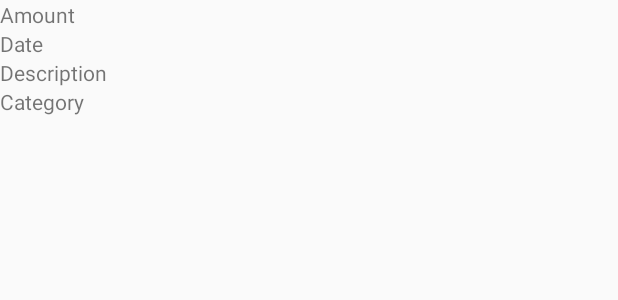
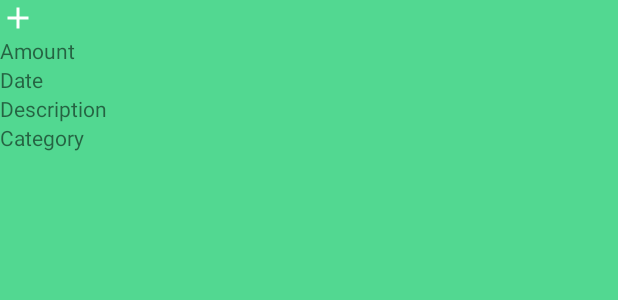
Before and after one commit to stephengrice/laser, an Android app: the layout item_transaction_positive.xml on its own in the app's theme, with its tools: preview values and no code run, on a phone screen of 412 x 824 dp. Shown: the top 300 px of the screen. Run offline under Robolectric (Android 15) with nearby library versions, the phone set to English and light mode, and no system bars.

Commit message:
Update transactions appearance, include chart lib

```diff
--- a/app/build.gradle
+++ b/app/build.gradle
@@ -30,3 +30,8 @@ dependencies {
     compile 'com.android.support:support-v4:25.2.0'
     testCompile 'junit:junit:4.12'
 }
+
+
+dependencies {
+    compile 'com.github.PhilJay:MPAndroidChart:v3.0.2'
+}
--- a/app/src/main/java/com/stephengrice/momoney/TransactionsFragment.java
+++ b/app/src/main/java/com/stephengrice/momoney/TransactionsFragment.java
@@ -86,7 +86,7 @@ public class TransactionsFragment extends Fragment {
 
         // Set number of rows
         TextView txtTransactions = (TextView)view.findViewById(R.id.transactions_num_transactions);
-        txtTransactions.setText(Integer.toString(cursor.getCount()) + " transactions");
+        txtTransactions.setText(Integer.toString(cursor.getCount()) + " transaction" + (cursor.getCount() == 1 ? "" : "s"));
 
         return view;
     }
--- a/app/src/main/res/layout/item_transaction.xml
+++ b/app/src/main/res/layout/item_transaction_positive.xml
@@ -1,7 +1,14 @@
 <?xml version="1.0" encoding="utf-8"?>
 <LinearLayout xmlns:android="http://schemas.android.com/apk/res/android"
-    android:orientation="vertical" android:layout_width="match_parent"
-    android:layout_height="match_parent">
+    android:orientation="vertical"
+    android:layout_width="match_parent"
+    android:layout_height="match_parent"
+    android:background="@color/colorTintGreen">
+
+    <ImageView
+        android:layout_width="wrap_content"
+        android:layout_height="wrap_content"
+        android:src="@drawable/ic_add_24dp"/>
 
     <TextView
         android:id="@+id/item_transaction_amount"
--- a/app/src/main/res/values/colors.xml
+++ b/app/src/main/res/values/colors.xml
@@ -3,4 +3,7 @@
     <color name="colorPrimary">#3F51B5</color>
     <color name="colorPrimaryDark">#303F9F</color>
     <color name="colorAccent">#FF4081</color>
+
+    <color name="colorTintRed">#D85252</color>
+    <color name="colorTintGreen">#52D891</color>
 </resources>
--- a/app/src/main/res/values/strings.xml
+++ b/app/src/main/res/values/strings.xml
@@ -10,6 +10,7 @@
         <item>Week</item>
         <item>Month</item>
         <item>Year</item>
+        <item>All</item>
     </string-array>
 
     <string name="title_dashboard">Dashboard</string>
--- a/build.gradle
+++ b/build.gradle
@@ -21,3 +21,8 @@ allprojects {
 task clean(type: Delete) {
     delete rootProject.buildDir
 }
+allprojects {
+    repositories {
+        maven { url "https://jitpack.io" }
+    }
+}
```
Also changed, not shown: app/src/main/java/com/stephengrice/momoney/TransactionCursorAdapter.java (+12 -4 lines), app/src/main/res/layout/item_transaction_negative.xml (added, +35 -0 lines).
